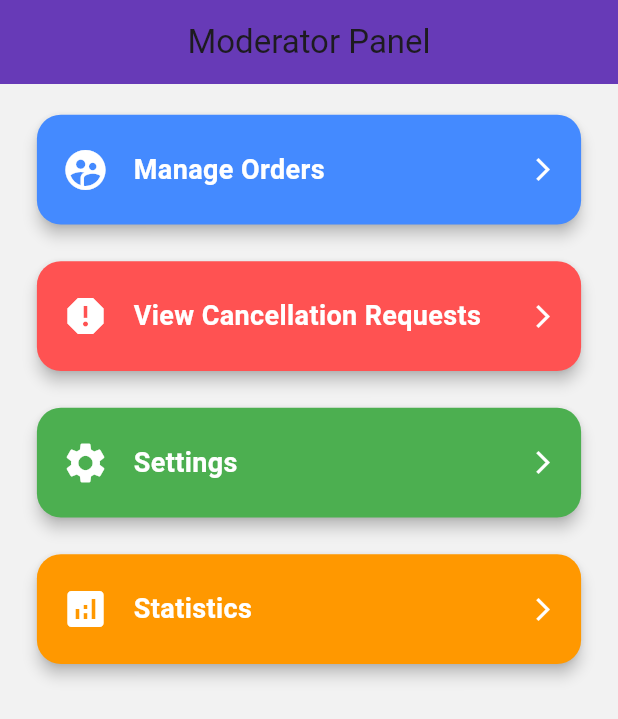
After one commit to Tech-Gammer/Family-Wear-App, a Flutter app: the ModeratorPanel screen opened directly, on a phone screen of 412 x 824 dp. The commit adds this screen. Shown: the top 719 px of the screen. Run offline on Flutter 3.47's test engine with Material 3 defaults, Android fonts, the light colour scheme and no system bars; our stand-ins replace auto_size_text, carousel_slider, firebase_core, firebase_messaging, flutter_slidable, google_nav_bar and 3 more; accounts and stored records are empty; network calls fail.

Commit message:
order with cancellation done

```diff
--- a/lib/1_Auth/Intro/2_Create_Account_Page/Login_Account.dart
+++ b/lib/1_Auth/Intro/2_Create_Account_Page/Login_Account.dart
@@ -349,6 +349,7 @@ import '../../../2_Assets/Colors/Colors_Scheme.dart';
 import '../../../5_Admin/1_AdminHomeScreen.dart';
 import '../../../6_Customer/1_MainScreen/Cart_Screen/Cart_provider.dart';
 import '../../../6_Customer/2_CustomerProviders/HomeTabScreen_Provider.dart';
+import '../../../7_Moderator/Moderator.dart';
 import '../../../ip_address.dart';
 
 class LoginAccount extends StatefulWidget {
@@ -538,7 +539,7 @@ class _LoginAccountState extends State<LoginAccount> {
               break;
             case 2:
               Navigator.pushReplacement(context,
-                  MaterialPageRoute(builder: (context) => GuestPage()));
+                  MaterialPageRoute(builder: (context) => ModeratorPanel()));
               break;
             default:
               ScaffoldMessenger.of(context).showSnackBar(
--- a/lib/5_Admin/1_AdminHomeScreen.dart
+++ b/lib/5_Admin/1_AdminHomeScreen.dart
@@ -19,6 +19,7 @@ import 'AdminHomePages/Order_Managment/ordercancellation.dart';
 import 'AdminHomePages/Slider_Management/addSlider.dart';
     import 'AdminHomePages/Slider_Management/showSlider.dart';
     import 'AdminHomePages/Unit_Managment/show_unit.dart';
+import 'AdminHomePages/adminpages/usersListPage.dart';
 
     class AdminHomeScreen extends StatelessWidget {
 
@@ -190,6 +191,7 @@ import 'AdminHomePages/Slider_Management/addSlider.dart';
                     buildCard('Sliders', Icons.slideshow, () => Navigator.push(context, MaterialPageRoute(builder: (context) => ShowSliderScreen()))),
                     buildCard('Units', Icons.widgets, () => Navigator.push(context, MaterialPageRoute(builder: (context) => ShowUnitPage()))),
                     buildCard('Cancellation Requests', Icons.widgets, () => Navigator.push(context, MaterialPageRoute(builder: (context) => AdminCancellationRequestsScreen()))),
+                    buildCard('Users List', Icons.widgets, () => Navigator.push(context, MaterialPageRoute(builder: (context) => AdminsPage()))),
                     // buildCard('Notifications', Icons.notifications, (){} ),
                   ],
                 );
--- a/lib/6_Customer/1_MainScreen/Home_Tab_Screen/HomeTabScreen.dart
+++ b/lib/6_Customer/1_MainScreen/Home_Tab_Screen/HomeTabScreen.dart
@@ -61,8 +61,6 @@
       });
     }
 
-
-
     void _addToCart(BuildContext context, dynamic itemData) async {
       final cartProvider = Provider.of<CartProvider>(context, listen: false);
       final userProvider = Provider.of<UserProvider>(context, listen: false);
@@ -116,7 +114,6 @@
       }
     }
 
-  // New method to handle API call
     Future<bool> _addToCartBackend(BuildContext context, String userId, String itemId) async {
       try {
         final response = await http.post(
--- /dev/null
+++ b/lib/7_Moderator/Moderator.dart
@@ -0,0 +1,117 @@
+import 'package:flutter/material.dart';
+
+import '../5_Admin/AdminHomePages/Order_Managment/adminOrderList.dart';
+import '../5_Admin/AdminHomePages/Order_Managment/ordercancellation.dart';
+import '../6_Customer/HomeScreen.dart';
+
+class ModeratorPanel extends StatelessWidget {
+  const ModeratorPanel({super.key});
+
+  @override
+  Widget build(BuildContext context) {
+    final media = MediaQuery.of(context);
+    final width = media.size.width;
+    final height = media.size.height;
+
+    return Scaffold(
+      appBar: AppBar(
+        title: const Text('Moderator Panel'),
+        backgroundColor: Colors.deepPurple,
+        centerTitle: true,
+      ),
+      body: Container(
+        padding: EdgeInsets.symmetric(
+          horizontal: width * 0.05,
+          vertical: height * 0.02,
+        ),
+        child: Column(
+          crossAxisAlignment: CrossAxisAlignment.stretch,
+          children: [
+            _buildPanelButton(
+              context,
+              icon: Icons.supervised_user_circle,
+              title: "Manage Orders",
+              color: Colors.blueAccent,
+              onTap: () {
+                Navigator.push(context, MaterialPageRoute(builder: (context) => AdminOrdersScreen()));
+                },
+            ),
+            SizedBox(height: height * 0.02),
+            _buildPanelButton(
+              context,
+              icon: Icons.report,
+              title: "View Cancellation Requests",
+              color: Colors.redAccent,
+              onTap: () {
+                Navigator.push(context, MaterialPageRoute(builder: (context) => AdminCancellationRequestsScreen()));
+                },
+            ),
+            SizedBox(height: height * 0.02),
+            _buildPanelButton(
+              context,
+              icon: Icons.settings,
+              title: "Settings",
+              color: Colors.green,
+              onTap: () {
+                Navigator.push(context, MaterialPageRoute(builder: (context) => HomeScreen()));
+              },
+            ),
+            SizedBox(height: height * 0.02),
+            _buildPanelButton(
+              context,
+              icon: Icons.analytics,
+              title: "Statistics",
+              color: Colors.orange,
+              onTap: () {
+                // Navigate to stats
+              },
+            ),
+          ],
+        ),
+      ),
+    );
+  }
+
+  Widget _buildPanelButton(
+      BuildContext context, {
+        required IconData icon,
+        required String title,
+        required Color color,
+        required VoidCallback onTap,
+      }) {
+    final width = MediaQuery.of(context).size.width;
+    return InkWell(
+      onTap: onTap,
+      borderRadius: BorderRadius.circular(16),
+      child: Card(
+        color: color,
+        elevation: 4,
+        shape: RoundedRectangleBorder(borderRadius: BorderRadius.circular(16)),
+        child: Container(
+          width: double.infinity,
+          padding: EdgeInsets.symmetric(
+            vertical: width * 0.05,
+            horizontal: width * 0.04,
+          ),
+          child: Row(
+            children: [
+              Icon(icon, size: 32, color: Colors.white),
+              const SizedBox(width: 16),
+              Expanded(
+                child: Text(
+                  title,
+                  style: const TextStyle(
+                    fontSize: 18,
+                    fontWeight: FontWeight.w600,
+                    color: Colors.white,
+                  ),
+                ),
+              ),
+              const Icon(Icons.arrow_forward_ios, size: 18, color: Colors.white),
+            ],
+          ),
+        ),
+      ),
+    );
+  }
+}
--- a/lib/main.dart
+++ b/lib/main.dart
@@ -20,6 +20,7 @@ import '5_Admin/AdminHomePages/Category_Management/showCategory_Provider.dart';
 import '5_Admin/AdminHomePages/Item_Managment/ShowItem_Provider.dart';
 import '5_Admin/AdminHomePages/Item_Managment/Show_items.dart';
 import '5_Admin/AdminHomePages/Slider_Management/addSlider_Provider.dart';
+import '5_Admin/AdminHomePages/adminpages/usersListProvider.dart';
 import '6_Customer/1_MainScreen/Cart_Screen/Cart_provider.dart';
 import '6_Customer/2_CustomerProviders/Category_Provider.dart';
 import '6_Customer/2_CustomerProviders/GNav_bar_Provider.dart';
@@ -70,6 +71,7 @@ void main() async {
         ChangeNotifierProvider(create: (_) => ShowItemProvider()),
         ChangeNotifierProvider(create: (_) => AddSliderImageProvider()),
         ChangeNotifierProvider(create: (_) => ShowSliderProvider()),
+        ChangeNotifierProvider(create: (_) => AllUserProvider()),
         ChangeNotifierProvider<CartProvider>(create: (_) => cartProvider), // Inject preloaded provider
 
       ],
```
Also changed, not shown: lib/5_Admin/AdminHomePages/adminpages/usersListPage.dart (added, +268 -0 lines), lib/5_Admin/AdminHomePages/adminpages/usersListProvider.dart (added, +114 -0 lines), lib/6_Customer/1_MainScreen/Profile_Screen/ProfileScreen.dart (+40 -4 lines), lib/7_Moderator/modelclass.dart (added, +82 -0 lines), 4 other files.
